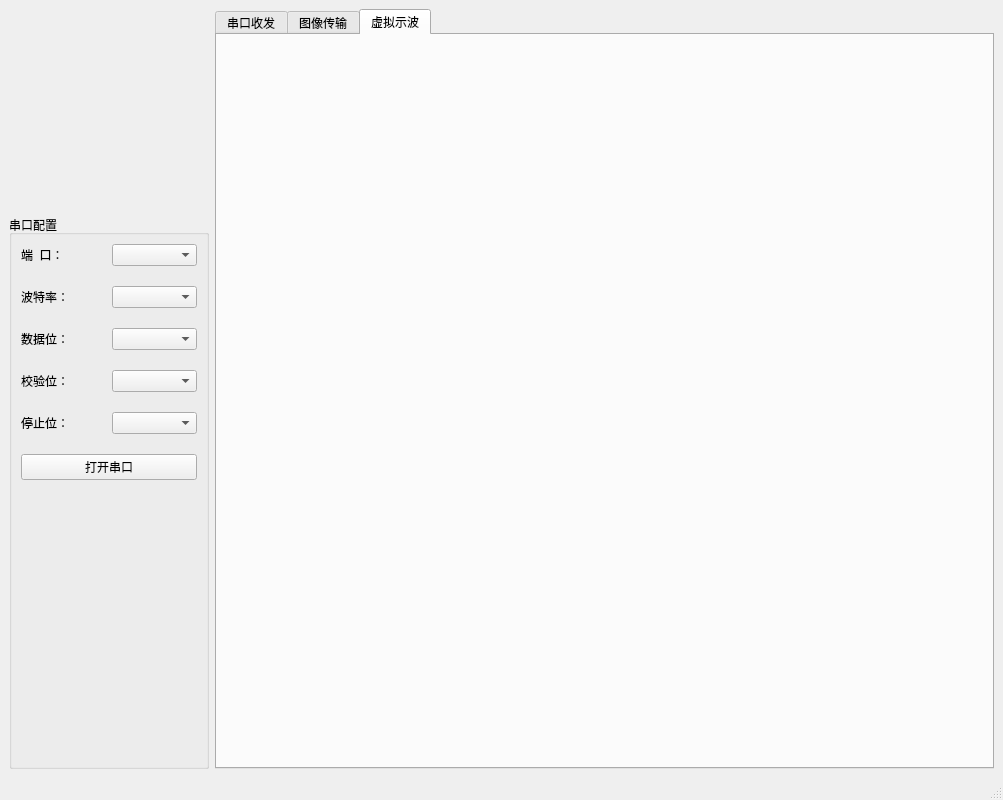
Qt form 01.RLCOM/MainWindow.ui (LHD0617/RLCOM) before a commit.
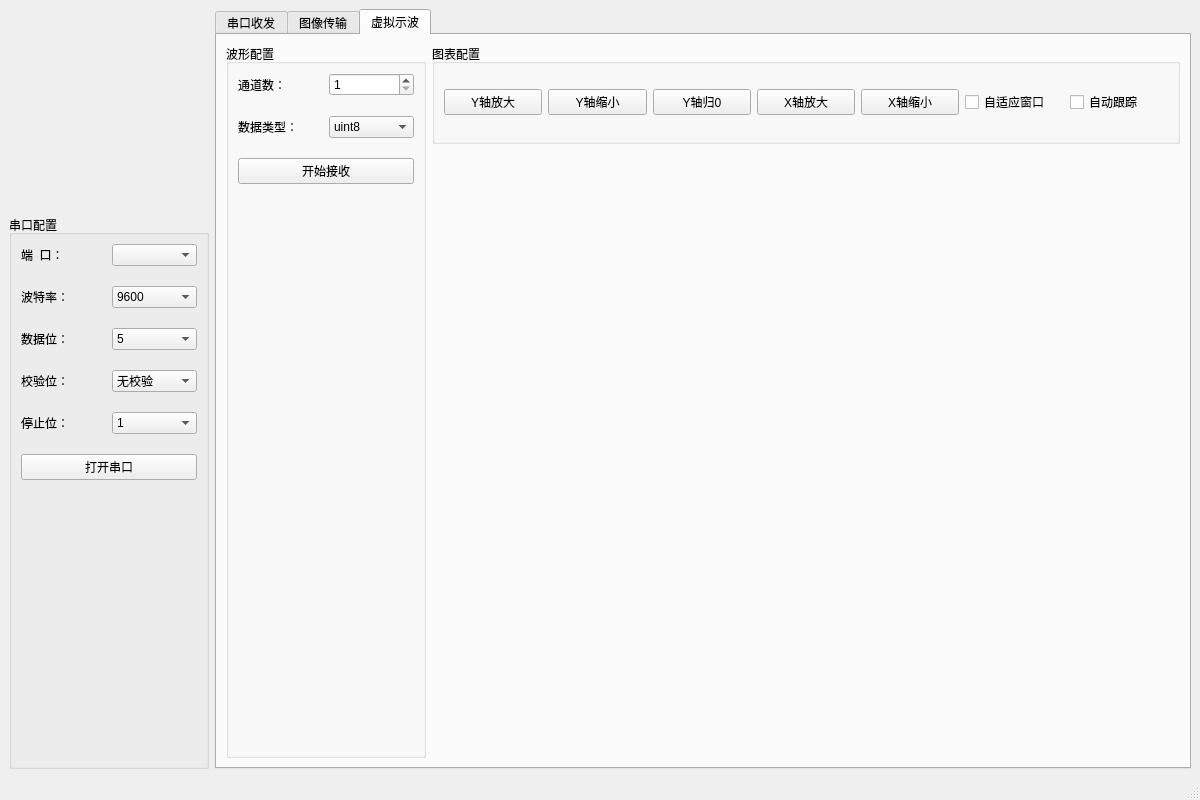
The same form after that commit. The open tabs and pages were chosen to show the change. Icons and pictures are not drawn. Custom widgets are drawn as their Qt base class.

```diff
--- a/01.RLCOM/MainWindow.ui
+++ b/01.RLCOM/MainWindow.ui
@@ -6,7 +6,7 @@
    <rect>
     <x>0</x>
     <y>0</y>
-    <width>1000</width>
+    <width>1200</width>
     <height>800</height>
    </rect>
   </property>
@@ -338,6 +338,193 @@
        <attribute name="title">
         <string>虚拟示波</string>
        </attribute>
+       <layout class="QGridLayout" name="gridLayout_7">
+        <item row="0" column="0" rowspan="2">
+         <widget class="QGroupBox" name="WaveformConfigure">
+          <property name="minimumSize">
+           <size>
+            <width>200</width>
+            <height>0</height>
+           </size>
+          </property>
+          <property name="maximumSize">
+           <size>
+            <width>200</width>
+            <height>16777215</height>
+           </size>
+          </property>
+          <property name="title">
+           <string>波形配置</string>
+          </property>
+          <layout class="QGridLayout" name="gridLayout_8">
+           <property name="verticalSpacing">
+            <number>20</number>
+           </property>
+           <item row="1" column="1">
+            <widget class="QComboBox" name="DataTypeCbox">
+             <item>
+              <property name="text">
+               <string>uint8</string>
+              </property>
+             </item>
+             <item>
+              <property name="text">
+               <string>uint16</string>
+              </property>
+             </item>
+             <item>
+              <property name="text">
+               <string>uint32</string>
+              </property>
+             </item>
+             <item>
+              <property name="text">
+               <string>int8</string>
+              </property>
+             </item>
+             <item>
+              <property name="text">
+               <string>int16</string>
+              </property>
+             </item>
+             <item>
+              <property name="text">
+               <string>int32</string>
+              </property>
+             </item>
+             <item>
+              <property name="text">
+               <string>float</string>
+              </property>
+             </item>
+             <item>
+              <property name="text">
+               <string>double</string>
+              </property>
+             </item>
+            </widget>
+           </item>
+           <item row="0" column="1">
+            <widget class="QSpinBox" name="ChannleSbox">
+             <property name="minimum">
+              <number>1</number>
+             </property>
+             <property name="maximum">
+              <number>8</number>
+             </property>
+            </widget>
+           </item>
+           <item row="2" column="0" colspan="2">
+            <widget class="QPushButton" name="SwitchWaveformPbtn">
+             <property name="text">
+              <string>开始接收</string>
+             </property>
+            </widget>
+           </item>
+           <item row="1" column="0">
+            <widget class="QLabel" name="DataTypeLab">
+             <property name="text">
+              <string>数据类型：</string>
+             </property>
+            </widget>
+           </item>
+           <item row="0" column="0">
+            <widget class="QLabel" name="ChannleLab">
+             <property name="text">
+              <string>通道数：</string>
+             </property>
+            </widget>
+           </item>
+           <item row="3" column="0" colspan="2">
+            <spacer name="verticalSpacer_3">
+             <property name="orientation">
+              <enum>Qt::Vertical</enum>
+             </property>
+             <property name="sizeHint" stdset="0">
+              <size>
+               <width>20</width>
+               <height>40</height>
+              </size>
+             </property>
+            </spacer>
+           </item>
+          </layout>
+         </widget>
+        </item>
+        <item row="0" column="1">
+         <widget class="QGroupBox" name="ChartConfigure">
+          <property name="minimumSize">
+           <size>
+            <width>0</width>
+            <height>100</height>
+           </size>
+          </property>
+          <property name="maximumSize">
+           <size>
+            <width>16777215</width>
+            <height>100</height>
+           </size>
+          </property>
+          <property name="title">
+           <string>图表配置</string>
+          </property>
+          <layout class="QGridLayout" name="gridLayout_6">
+           <item row="0" column="0">
+            <widget class="QPushButton" name="YaxisZoomPbtn">
+             <property name="text">
+              <string>Y轴放大</string>
+             </property>
+            </widget>
+           </item>
+           <item row="0" column="6">
+            <widget class="QCheckBox" name="ChartAutoFollowCbox">
+             <property name="text">
+              <string>自动跟踪</string>
+             </property>
+            </widget>
+           </item>
+           <item row="0" column="3">
+            <widget class="QPushButton" name="XaxisZoomPbtn">
+             <property name="text">
+              <string>X轴放大</string>
+             </property>
+            </widget>
+           </item>
+           <item row="0" column="5">
+            <widget class="QCheckBox" name="AdaptiveCbox">
+             <property name="text">
+              <string>自适应窗口</string>
+             </property>
+            </widget>
+           </item>
+           <item row="0" column="4">
+            <widget class="QPushButton" name="XaxisShrinkPbtn">
+             <property name="text">
+              <string>X轴缩小</string>
+             </property>
+            </widget>
+           </item>
+           <item row="0" column="1">
+            <widget class="QPushButton" name="YaxisShrinkPbtn">
+             <property name="text">
+              <string>Y轴缩小</string>
+             </property>
+            </widget>
+           </item>
+           <item row="0" column="2">
+            <widget class="QPushButton" name="YaxisZeroPbtn">
+             <property name="text">
+              <string>Y轴归0</string>
+             </property>
+            </widget>
+           </item>
+          </layout>
+         </widget>
+        </item>
+        <item row="1" column="1">
+         <widget class="QCustomPlot" name="ChartWidget" native="true"/>
+        </item>
+       </layout>
       </widget>
      </widget>
     </item>
@@ -380,7 +567,93 @@
         </widget>
        </item>
        <item row="1" column="1">
-        <widget class="QComboBox" name="BaudCbox"/>
+        <widget class="QComboBox" name="BaudCbox">
+         <item>
+          <property name="text">
+           <string>9600</string>
+          </property>
+         </item>
+         <item>
+          <property name="text">
+           <string>19200</string>
+          </property>
+         </item>
+         <item>
+          <property name="text">
+           <string>38400</string>
+          </property>
+         </item>
+         <item>
+          <property name="text">
+           <string>57600</string>
+          </property>
+         </item>
+         <item>
+          <property name="text">
+           <string>115200</string>
+          </property>
+         </item>
+         <item>
+          <property name="text">
+           <string>460800</string>
+          </property>
+         </item>
+         <item>
+          <property name="text">
+           <string>500000</string>
+          </property>
+         </item>
+         <item>
+          <property name="text">
+           <string>576000</string>
+          </property>
+         </item>
+         <item>
+          <property name="text">
+           <string>921600</string>
+          </property>
+         </item>
+         <item>
+          <property name="text">
+           <string>1000000</string>
+          </property>
+         </item>
+         <item>
+          <property name="text">
+           <string>1152000</string>
+          </property>
+         </item>
+         <item>
+          <property name="text">
+           <string>1500000</string>
+          </property>
+         </item>
+         <item>
+          <property name="text">
+           <string>2000000</string>
+          </property>
+         </item>
+         <item>
+          <property name="text">
+           <string>2500000</string>
+          </property>
+         </item>
+         <item>
+          <property name="text">
+           <string>3000000</string>
+          </property>
+         </item>
+         <item>
+          <property name="text">
+           <string>3500000</string>
+          </property>
+         </item>
+         <item>
+          <property name="text">
+           <string>4000000</string>
+          </property>
+         </item>
+        </widget>
        </item>
        <item row="3" column="0">
         <widget class="QLabel" name="CheckBitLab">
@@ -390,16 +663,69 @@
         </widget>
        </item>
        <item row="2" column="1">
-        <widget class="QComboBox" name="DataBitCbox"/>
+        <widget class="QComboBox" name="DataBitCbox">
+         <item>
+          <property name="text">
+           <string>5</string>
+          </property>
+         </item>
+         <item>
+          <property name="text">
+           <string>6</string>
+          </property>
+         </item>
+         <item>
+          <property name="text">
+           <string>7</string>
+          </property>
+         </item>
+         <item>
+          <property name="text">
+           <string>8</string>
+          </property>
+         </item>
+        </widget>
        </item>
        <item row="3" column="1">
-        <widget class="QComboBox" name="CheckBitCbox"/>
+        <widget class="QComboBox" name="CheckBitCbox">
+         <item>
+          <property name="text">
+           <string>无校验</string>
+          </property>
+         </item>
+         <item>
+          <property name="text">
+           <string>偶校验</string>
+          </property>
+         </item>
+         <item>
+          <property name="text">
+           <string>奇校验</string>
+          </property>
+         </item>
+        </widget>
        </item>
        <item row="0" column="1">
         <widget class="QComboBox" name="PortCbox"/>
        </item>
        <item row="4" column="1">
-        <widget class="QComboBox" name="StopBitCbox"/>
+        <widget class="QComboBox" name="StopBitCbox">
+         <item>
+          <property name="text">
+           <string>1</string>
+          </property>
+         </item>
+         <item>
+          <property name="text">
+           <string>2</string>
+          </property>
+         </item>
+         <item>
+          <property name="text">
+           <string>1.5</string>
+          </property>
+         </item>
+        </widget>
        </item>
        <item row="4" column="0">
         <widget class="QLabel" name="StopBitLab">
@@ -442,6 +768,14 @@
   </widget>
   <widget class="QStatusBar" name="statusbar"/>
  </widget>
+ <customwidgets>
+  <customwidget>
+   <class>QCustomPlot</class>
+   <extends>QWidget</extends>
+   <header location="global">qcustomplot.h</header>
+   <container>1</container>
+  </customwidget>
+ </customwidgets>
  <resources>
   <include location="ICON/icon.qrc"/>
  </resources>
```
Left out of the diff: 2 changed lines with no effect on the pictures.
